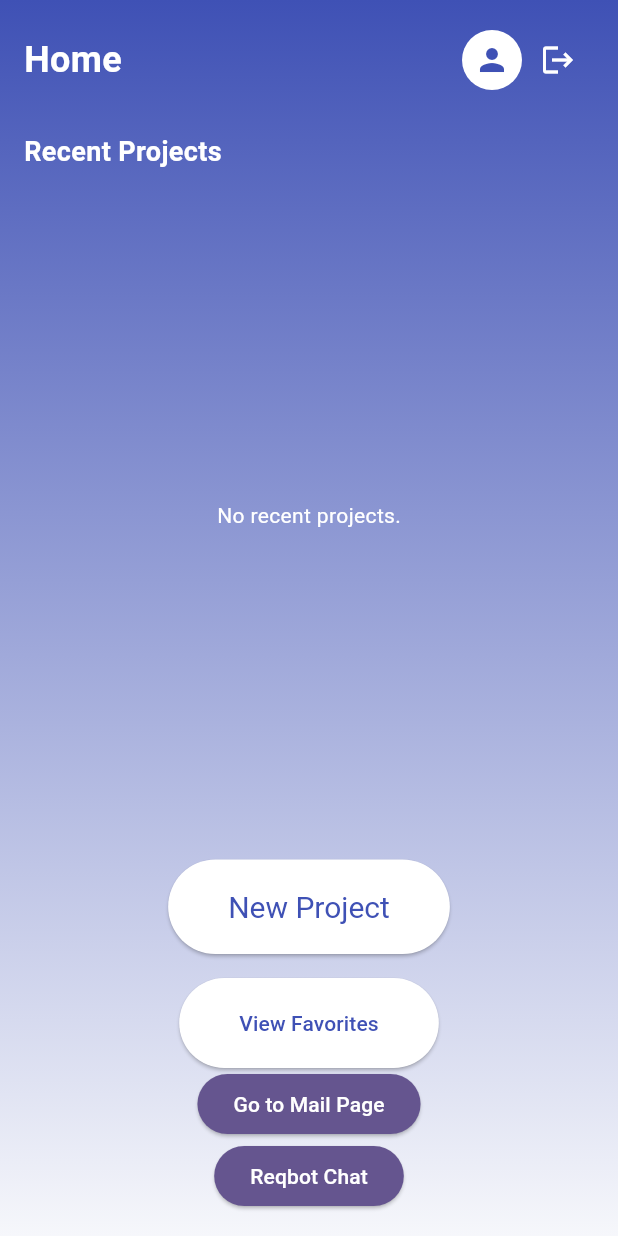
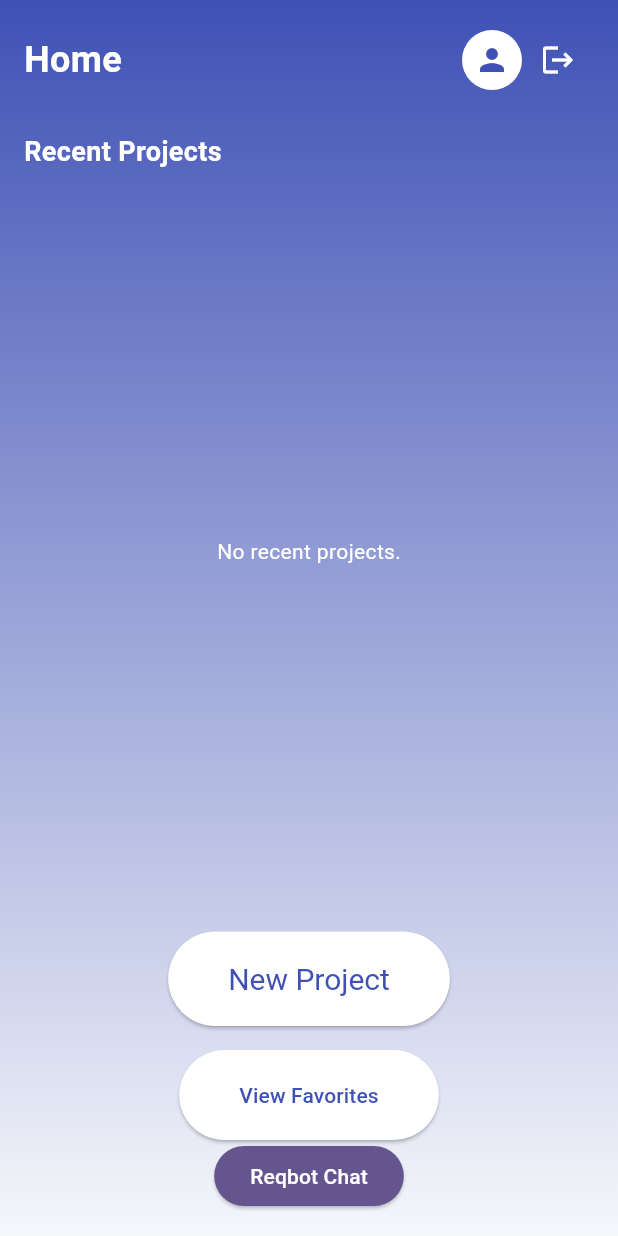
Before and after one commit to lailanabill/mobileproject, a Flutter app: the HomeScreen screen opened by its route, on a phone screen of 412 x 824 dp. Run offline on Flutter 3.47's test engine with Material 3 defaults, Android fonts, the phone set to English and light mode, and no system bars; our stand-ins replace animate_do, file_picker, flutter_dotenv, google_generative_ai, permission_handler, speech_to_text and 2 more; missing offline and left inert: animated_introduction, mailer; accounts and stored records are empty.

```diff
--- a/reqbot/lib/views/widgets/app_routes.dart
+++ b/reqbot/lib/views/widgets/app_routes.dart
@@ -1,6 +1,5 @@
 import 'package:flutter/material.dart';
 import 'package:reqbot/views/screens/ChatScreen.dart';
-import '/views/screens/mail_page.dart';
 import '/views/screens/record.dart';
 import '/views/screens/sign_in_page.dart';
 import '/views/screens/sign_up_page.dart';
@@ -18,8 +17,8 @@ class AppRoutes {
       '/HomeScreen': (context) => HomeScreen(),
       '/record': (context) => Record(),
       '/FavoritesScreen': (context) => FavoritesScreen(),
-      '/MailPage': (context) => const MailPage(),
-      '/ChatScreen': (context) => ChatScreen(geminiService: geminiService), // Pass GeminiService
+      '/ChatScreen': (context) =>
+          ChatScreen(geminiService: geminiService), // Pass GeminiService
     };
   }
 }
--- a/reqbot/lib/views/widgets/home_action_buttons.dart
+++ b/reqbot/lib/views/widgets/home_action_buttons.dart
@@ -47,9 +47,6 @@ class HomeActionButtons extends StatelessWidget {
             ),
           ),
           ElevatedButton(
-            onPressed: onGoToMailPage,
-            child: const Text('Go to Mail Page'),
-          ),ElevatedButton(
             onPressed: onGoToChatPage,
             child: const Text('Reqbot Chat'),
           ),
```
Also changed, not shown: reqbot/lib/views/screens/home_screen.dart (+5 -9 lines).
